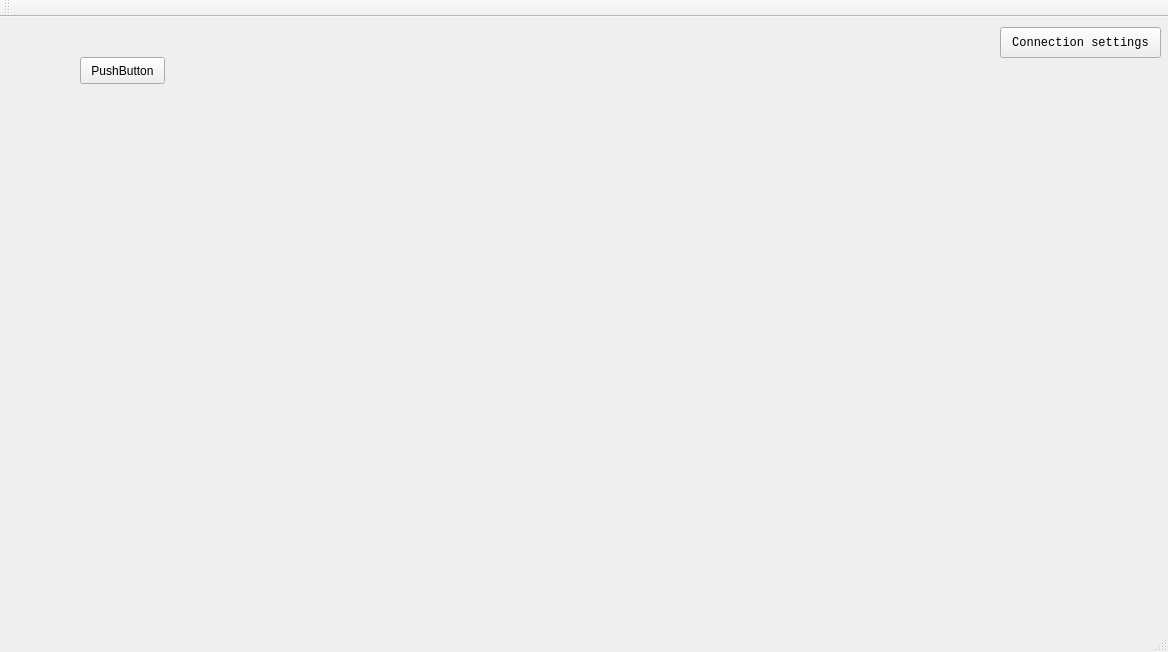
First picture: the form in SerialGUI/mainwindow.ui, repository kamfor/SerialReceiver, before the edit.
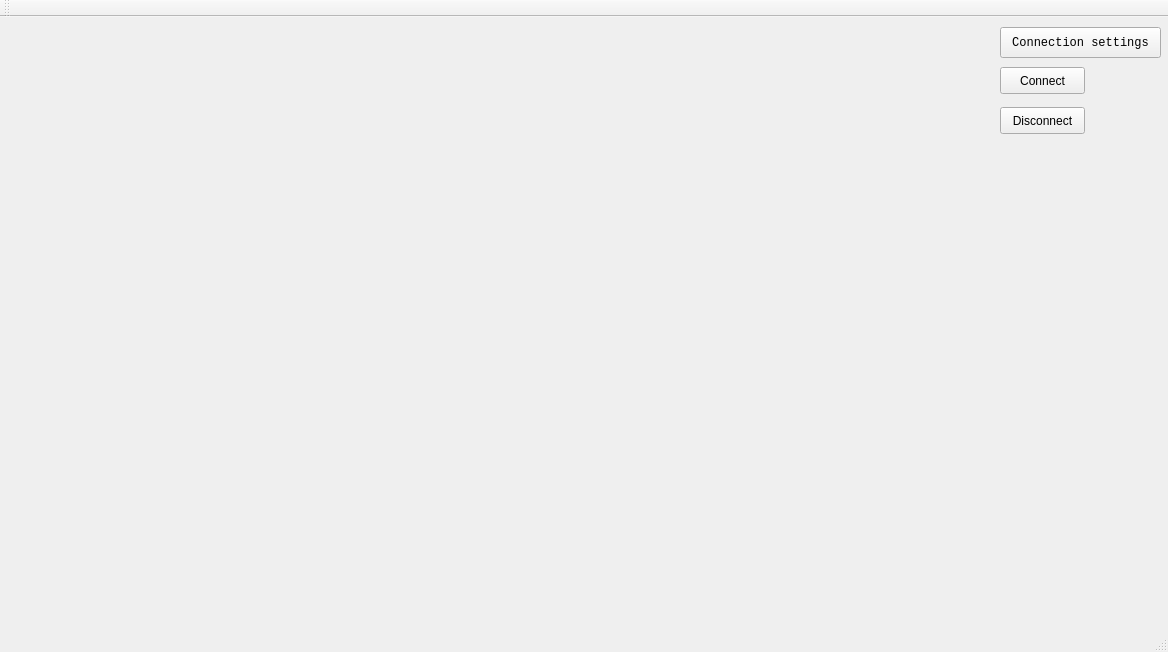
Second picture: the form after the edit.

The edit to the form file:
```diff
--- a/SerialGUI/mainwindow.ui
+++ b/SerialGUI/mainwindow.ui
@@ -41,19 +41,6 @@
      <string>Connection settings</string>
     </property>
    </widget>
-   <widget class="QPushButton" name="pushButton">
-    <property name="geometry">
-     <rect>
-      <x>80</x>
-      <y>40</y>
-      <width>85</width>
-      <height>27</height>
-     </rect>
-    </property>
-    <property name="text">
-     <string>PushButton</string>
-    </property>
-   </widget>
    <widget class="QLabel" name="label">
     <property name="geometry">
      <rect>
@@ -67,6 +54,32 @@
      <string/>
     </property>
    </widget>
+   <widget class="QPushButton" name="pushButton">
+    <property name="geometry">
+     <rect>
+      <x>1000</x>
+      <y>50</y>
+      <width>85</width>
+      <height>27</height>
+     </rect>
+    </property>
+    <property name="text">
+     <string>Connect</string>
+    </property>
+   </widget>
+   <widget class="QPushButton" name="pushButton_2">
+    <property name="geometry">
+     <rect>
+      <x>1000</x>
+      <y>90</y>
+      <width>85</width>
+      <height>27</height>
+     </rect>
+    </property>
+    <property name="text">
+     <string>Disconnect</string>
+    </property>
+   </widget>
   </widget>
   <widget class="QMenuBar" name="menuBar">
    <property name="geometry">
```
